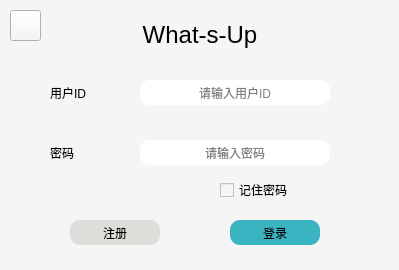
Above: client/ui/logindialog.ui from pechpo/What-s-up before the change. Below: the same form after it.
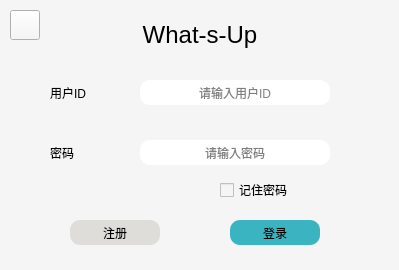
That is the form after the change. Icons and pictures are not drawn.

```diff
--- a/client/ui/logindialog.ui
+++ b/client/ui/logindialog.ui
@@ -205,8 +205,8 @@
      <rect>
       <x>10</x>
       <y>10</y>
-      <width>31</width>
-      <height>31</height>
+      <width>30</width>
+      <height>30</height>
      </rect>
     </property>
     <property name="styleSheet">
```
Left out of the diff: 2 changed lines with no effect on the pictures.
